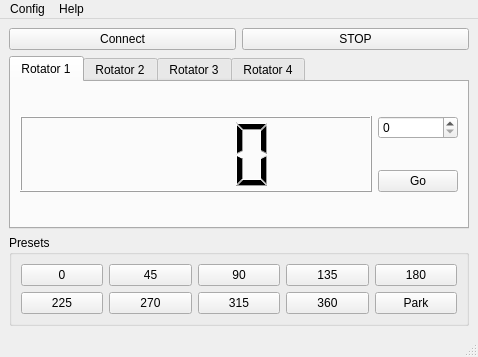
PianetaRadio/CatRotator, file mainwindow.ui: the form before one commit.
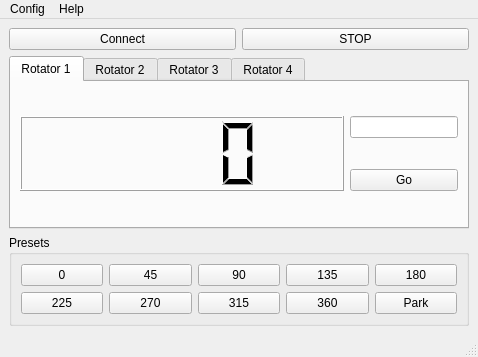
The form after the commit. The open tabs and pages were chosen to show the change.

Commit message: Point with locator input

What changed in the file:
```diff
--- a/mainwindow.ui
+++ b/mainwindow.ui
@@ -130,16 +130,6 @@
         <string>Rotator 1</string>
        </attribute>
        <layout class="QGridLayout" name="gridLayout_2" columnstretch="1,0" columnminimumwidth="0,0">
-        <item row="0" column="1">
-         <widget class="QSpinBox" name="spinBox_posAz">
-          <property name="alignment">
-           <set>Qt::AlignBottom|Qt::AlignLeading|Qt::AlignLeft</set>
-          </property>
-          <property name="maximum">
-           <number>450</number>
-          </property>
-         </widget>
-        </item>
         <item row="1" column="1">
          <widget class="QPushButton" name="pushButton_go">
           <property name="text">
@@ -154,6 +144,9 @@
           </property>
          </widget>
         </item>
+        <item row="0" column="1">
+         <widget class="QLineEdit" name="lineEdit_posAz"/>
+        </item>
        </layout>
       </widget>
       <widget class="QWidget" name="tab_2">
```
Left out of the diff: 32 changed lines with no effect on the pictures. The commit also changes 2 other files.
